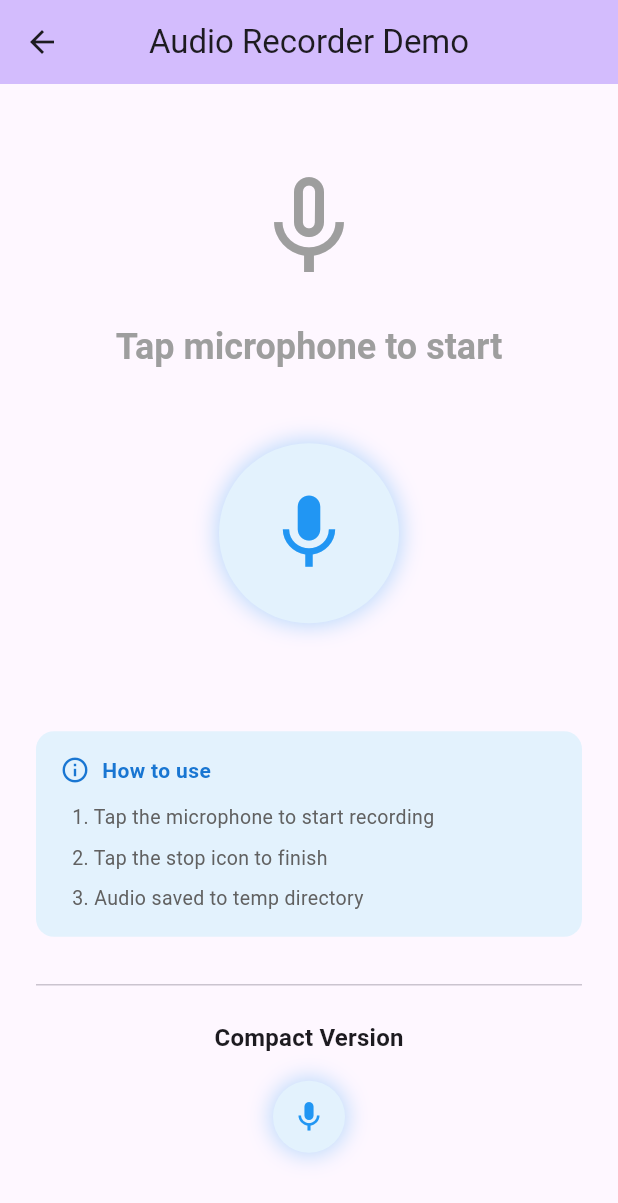
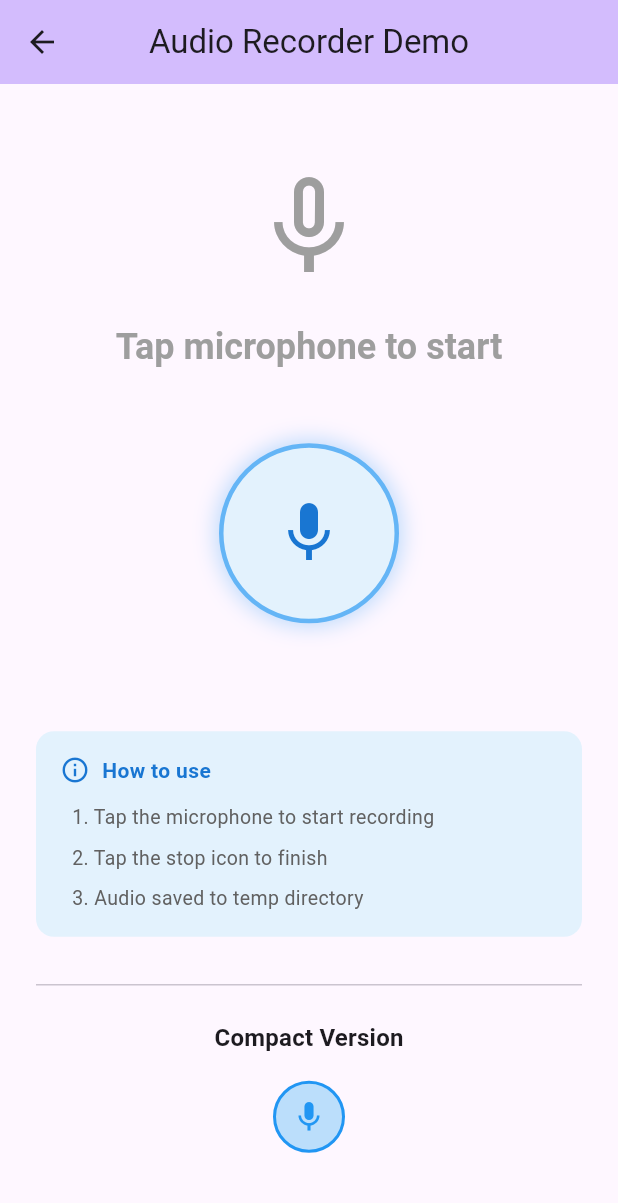
Before and after one commit to HuuNhanHUST/LanguageLearningApp-Flutter-Dart, a Flutter app: the AudioRecorderDemoScreen screen opened directly, on a phone screen of 412 x 824 dp. Shown: the top 1203 px of the screen. Run offline on Flutter 3.47's test engine with Material 3 defaults, Android fonts, the phone set to English and light mode, and no system bars; our stand-ins replace flutter_riverpod, flutter_secure_storage, flutter_tts, go_router, google_sign_in, image_cropper and 4 more; missing offline and left inert: audio_waveforms, flutter_facebook_auth, flutter_sound, google_mlkit_text_recognition, google_mlkit_translation; accounts and stored records are empty.

Commit message:
Sua loi song am

```diff
--- a/languagelearningapp/lib/widgets/audio_recorder_button.dart
+++ b/languagelearningapp/lib/widgets/audio_recorder_button.dart
@@ -1,10 +1,10 @@
 import 'package:flutter/material.dart';
 import 'package:flutter_riverpod/flutter_riverpod.dart';
 import '../providers/audio_recorder_provider.dart';
-import 'package:audio_waveforms/audio_waveforms.dart';
+import 'audio_visualizer.dart';
 
-/// Audio Recorder Button Widget
-class AudioRecorderButton extends ConsumerStatefulWidget {
+/// Enhanced Audio Recorder Button với Visualizer
+class AudioRecorderButton extends ConsumerWidget {
   final VoidCallback? onRecordingComplete;
   final double size;
   final Color? activeColor;
@@ -19,30 +19,7 @@ class AudioRecorderButton extends ConsumerStatefulWidget {
   });
 
   @override
-  ConsumerState<AudioRecorderButton> createState() => _AudioRecorderButtonState();
-}
-
-class _AudioRecorderButtonState extends ConsumerState<AudioRecorderButton> {
-  late final RecorderController _recorderController;
-
-  @override
-  void initState() {
-    super.initState();
-    _recorderController = RecorderController()
-      ..androidEncoder = AndroidEncoder.aac
-      ..androidOutputFormat = AndroidOutputFormat.mpeg4
-      ..iosEncoder = IosEncoder.kAudioFormatMPEG4AAC
-      ..sampleRate = 44100;
-  }
-
-  @override
-  void dispose() {
-    _recorderController.dispose();
-    super.dispose();
-  }
-
-  @override
-  Widget build(BuildContext context) {
+  Widget build(BuildContext context, WidgetRef ref) {
     final recorderState = ref.watch(audioRecorderProvider);
     final recorderNotifier = ref.read(audioRecorderProvider.notifier);
 
@@ -50,7 +27,10 @@ class _AudioRecorderButtonState extends ConsumerState<AudioRecorderButton> {
     if (recorderState.errorMessage != null) {
       WidgetsBinding.instance.addPostFrameCallback((_) {
         ScaffoldMessenger.of(context).showSnackBar(
-          SnackBar(content: Text(recorderState.errorMessage!), backgroundColor: Colors.red),
+          SnackBar(
+            content: Text(recorderState.errorMessage!),
+            backgroundColor: Colors.red,
+          ),
         );
         recorderNotifier.clearError();
       });
@@ -60,21 +40,26 @@ class _AudioRecorderButtonState extends ConsumerState<AudioRecorderButton> {
       onTap: () async {
         if (!recorderState.isRecording) {
           await recorderNotifier.startRecording();
-          await _recorderController.record();
         } else {
           await recorderNotifier.stopRecording();
-          await _recorderController.pause();
+          onRecordingComplete?.call();
         }
       },
       child: AnimatedContainer(
         duration: const Duration(milliseconds: 300),
-        width: widget.size,
-        height: widget.size,
+        width: size,
+        height: size,
         decoration: BoxDecoration(
           shape: BoxShape.circle,
           color: recorderState.isRecording
-              ? (widget.activeColor ?? Colors.red.shade50)
-              : (widget.inactiveColor ?? Colors.blue.shade50),
+              ? (activeColor ?? Colors.red.shade50)
+              : (inactiveColor ?? Colors.blue.shade50),
+          border: Border.all(
+            color: recorderState.isRecording
+                ? Colors.red.shade300
+                : Colors.blue.shade300,
+            width: 3,
+          ),
           boxShadow: [
             BoxShadow(
               color: recorderState.isRecording
@@ -86,49 +71,126 @@ class _AudioRecorderButtonState extends ConsumerState<AudioRecorderButton> {
           ],
         ),
         child: recorderState.isRecording
-            ? ClipRRect(
-                borderRadius: BorderRadius.circular(widget.size),
-                child: AudioWaveforms(
-                  recorderController: _recorderController,
-                  size: Size(widget.size, widget.size * 0.6),
-                  waveStyle: const WaveStyle(
-                    waveColor: Colors.red,
-                    extendWaveform: true,
-                    showMiddleLine: false,
-                    waveCap: StrokeCap.round,
-                  ),
-                  padding: const EdgeInsets.all(10),
-                ),
-              )
-            : Icon(
-                Icons.mic,
-                size: widget.size * 0.5,
-                color: widget.inactiveColor != null
-                    ? _getContrastColor(widget.inactiveColor!)
-                    : Colors.blue,
-              ),
+            ? _buildRecordingVisualizer()
+            : _buildIdleIcon(),
       ),
     );
   }
 
-  /// Get contrasting color for better visibility
-  Color _getContrastColor(Color backgroundColor) {
-    final luminance = backgroundColor.computeLuminance();
-    return luminance > 0.5 ? Colors.black87 : Colors.white;
+  Widget _buildRecordingVisualizer() {
+    return ClipOval(
+      child: Container(
+        width: size,
+        height: size,
+        padding: const EdgeInsets.all(12),
+        child: Stack(
+          alignment: Alignment.center,
+          children: [
+            // Background circle
+            Container(
+              decoration: const BoxDecoration(
+                shape: BoxShape.circle,
+                color: Colors.white,
+              ),
+            ),
+            // Audio Visualizer
+            const AudioVisualizer(
+              height: 40,
+              bars: 16,
+              color: Colors.red,
+              barWidth: 2,
+              spacing: 1,
+            ),
+            // Stop icon overlay
+            Positioned.fill(
+              child: Center(
+                child: Container(
+                  width: 16,
+                  height: 16,
+                  decoration: BoxDecoration(
+                    color: Colors.red,
+                    borderRadius: BorderRadius.circular(2),
+                  ),
+                ),
+              ),
+            ),
+          ],
+        ),
+      ),
+    );
+  }
+
+  Widget _buildIdleIcon() {
+    return Icon(
+      Icons.mic,
+      size: size * 0.4,
+      color: Colors.blue.shade700,
+    );
   }
 }
 
-/// Compact Audio Recorder Button (smaller variant)
+/// Compact version cho các use case khác
 class CompactAudioRecorderButton extends ConsumerWidget {
   final VoidCallback? onRecordingComplete;
 
-  const CompactAudioRecorderButton({super.key, this.onRecordingComplete});
+  const CompactAudioRecorderButton({
+    super.key,
+    this.onRecordingComplete,
+  });
 
   @override
   Widget build(BuildContext context, WidgetRef ref) {
-    return AudioRecorderButton(
-      size: 48.0,
-      onRecordingComplete: onRecordingComplete,
+    final recorderState = ref.watch(audioRecorderProvider);
+    final recorderNotifier = ref.read(audioRecorderProvider.notifier);
+
+    return Row(
+      mainAxisSize: MainAxisSize.min,
+      children: [
+        // Mic button
+        GestureDetector(
+          onTap: () async {
+            if (!recorderState.isRecording) {
+              await recorderNotifier.startRecording();
+            } else {
+              await recorderNotifier.stopRecording();
+              onRecordingComplete?.call();
+            }
+          },
+          child: Container(
+            width: 48,
+            height: 48,
+            decoration: BoxDecoration(
+              shape: BoxShape.circle,
+              color: recorderState.isRecording
+                  ? Colors.red.shade100
+                  : Colors.blue.shade100,
+              border: Border.all(
+                color: recorderState.isRecording
+                    ? Colors.red
+                    : Colors.blue,
+                width: 2,
+              ),
+            ),
+            child: Icon(
+              recorderState.isRecording ? Icons.stop : Icons.mic,
+              color: recorderState.isRecording ? Colors.red : Colors.blue,
+              size: 24,
+            ),
+          ),
+        ),
+
+        if (recorderState.isRecording) ...[
+          const SizedBox(width: 12),
+          // Inline visualizer
+          const AudioVisualizer(
+            height: 30,
+            bars: 12,
+            color: Colors.red,
+            barWidth: 2,
+            spacing: 1,
+          ),
+        ],
+      ],
     );
   }
 }
```
Also changed, not shown: languagelearningapp/lib/core/constants/api_constants.dart (+11 -11 lines), languagelearningapp/lib/services/audio_service.dart (+22 -4 lines), 1 other file.
